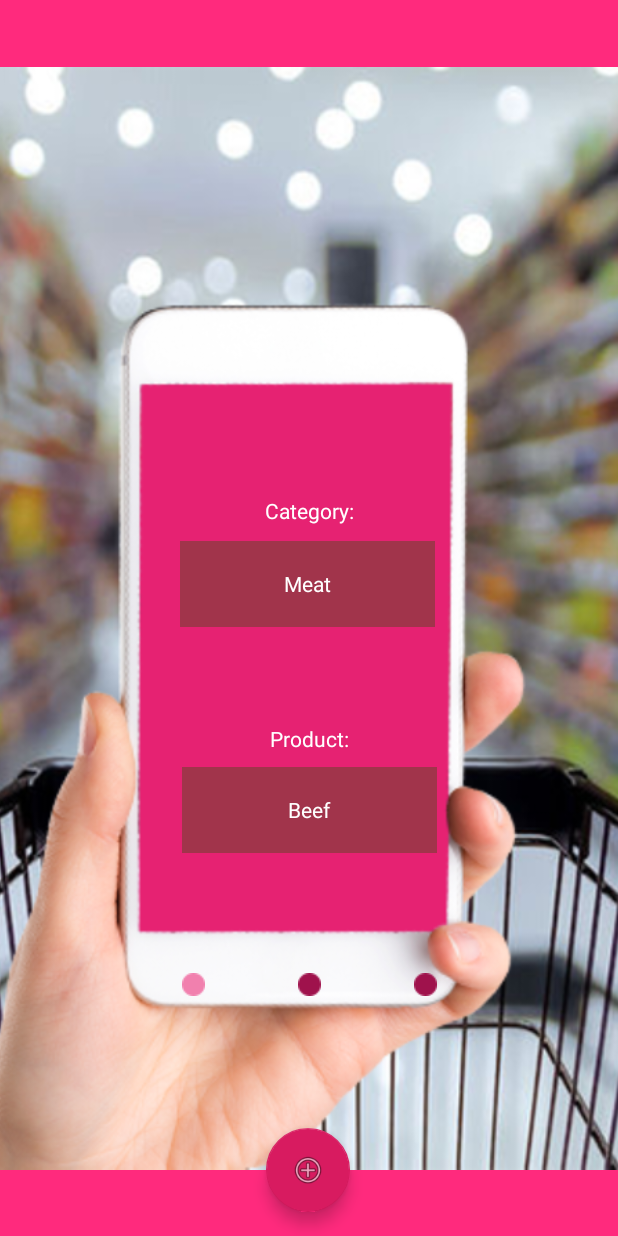
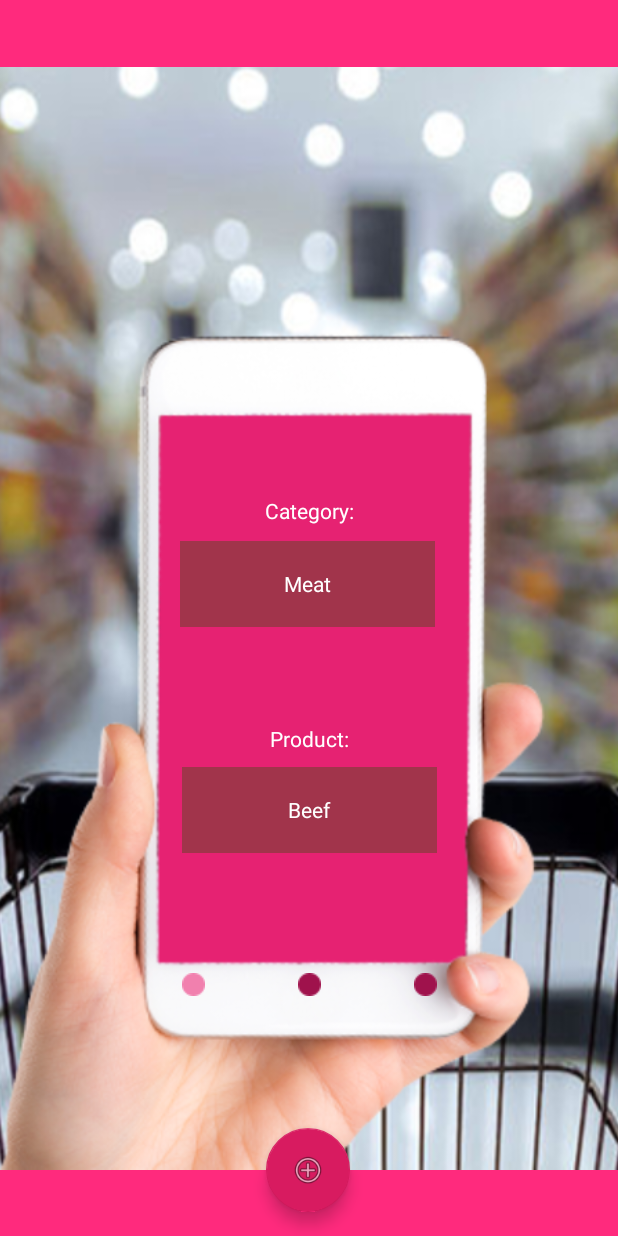
Before and after one commit to movieminer/Spoileralert, an Android app: the AddActivity screen opened directly, with no data from a screen before it, on a phone screen of 412 x 824 dp. Run offline under Robolectric (Android 15) with nearby library versions, the phone set to English and light mode, and no system bars.

```diff
--- a/app/src/main/AndroidManifest.xml
+++ b/app/src/main/AndroidManifest.xml
@@ -18,7 +18,6 @@
 
                 <category android:name="android.intent.category.LAUNCHER" />
             </intent-filter>
-        android:theme="@style/AppTheme"
         </activity>
         <activity android:name=".AddActivity"/>
         <activity android:name=".Add_2_Activity" />
--- a/app/src/main/res/layout/activity_add_food.xml
+++ b/app/src/main/res/layout/activity_add_food.xml
@@ -12,7 +12,6 @@
         android:layout_height="823dp"
         app:layout_constraintBottom_toBottomOf="parent"
         app:layout_constraintEnd_toEndOf="parent"
-        app:layout_constraintHorizontal_bias="0.651"
         app:layout_constraintStart_toStartOf="parent"
         app:layout_constraintTop_toTopOf="parent"
         app:srcCompat="@drawable/background_add" />
--- a/app/src/main/res/layout/activity_add_food_2.xml
+++ b/app/src/main/res/layout/activity_add_food_2.xml
@@ -12,7 +12,6 @@
             android:layout_height="823dp"
             app:layout_constraintBottom_toBottomOf="parent"
             app:layout_constraintEnd_toEndOf="parent"
-            app:layout_constraintHorizontal_bias="0.639"
             app:layout_constraintStart_toStartOf="parent"
             app:layout_constraintTop_toTopOf="parent"
             app:srcCompat="@drawable/background_add" />
--- a/app/src/main/res/layout/activity_add_food_3.xml
+++ b/app/src/main/res/layout/activity_add_food_3.xml
@@ -12,7 +12,6 @@
         android:layout_height="823dp"
         app:layout_constraintBottom_toBottomOf="parent"
         app:layout_constraintEnd_toEndOf="parent"
-        app:layout_constraintHorizontal_bias="0.651"
         app:layout_constraintStart_toStartOf="parent"
         app:layout_constraintTop_toTopOf="parent"
         app:srcCompat="@drawable/background_add" />
```
Also changed, not shown: app/src/main/res/drawable/background_add.png.
